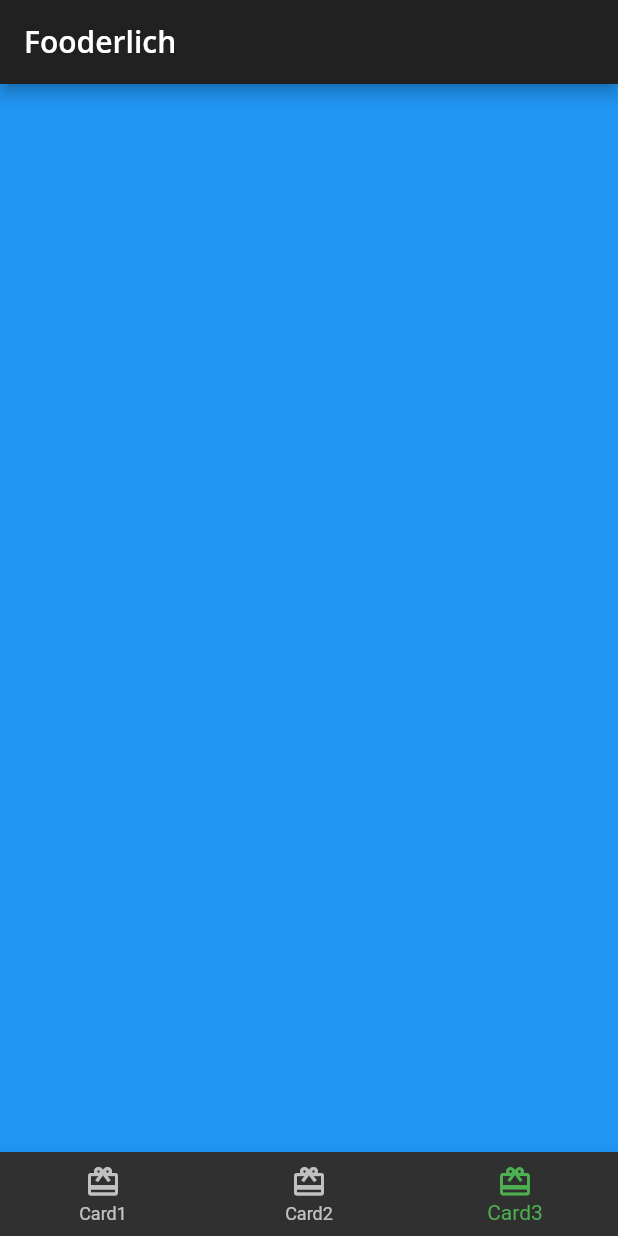
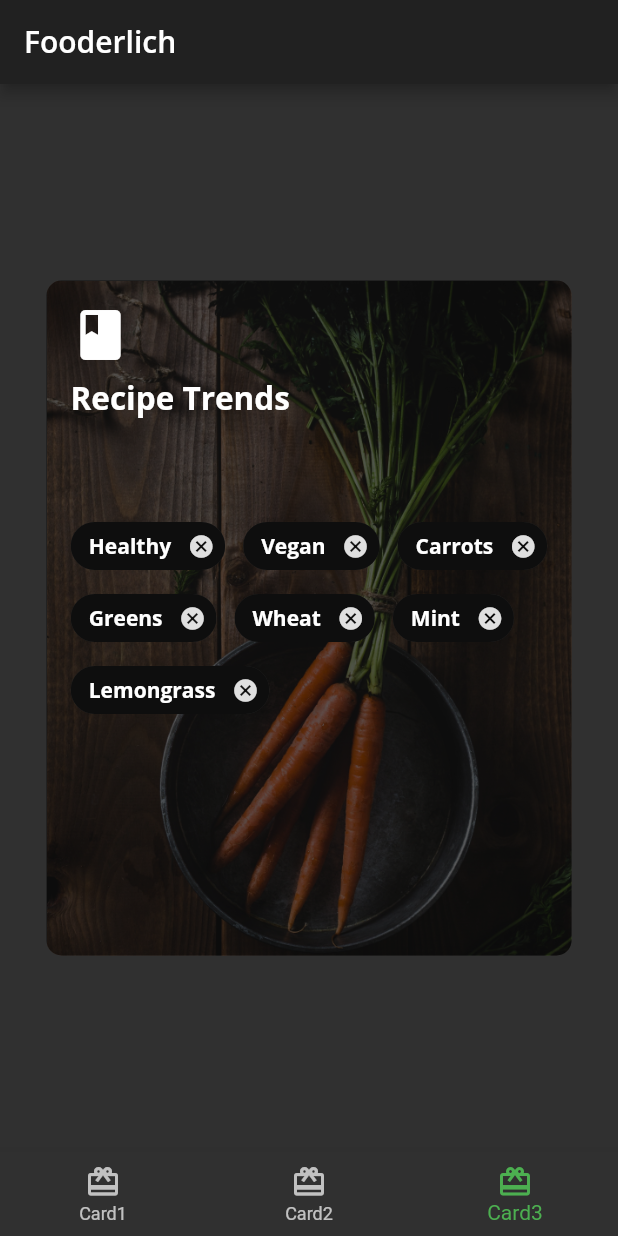
Before and after one commit to luqmanrasat/learning-flutter, a Flutter app: the screen it shows after launch, item 3 of the bottom bar chosen, on a phone screen of 412 x 824 dp. Run offline on Flutter 3.47's test engine with Material 2 defaults, Android fonts, the phone set to English and light mode, and no system bars; our stand-ins replace google_fonts; project files that could hold a hidden picture were left out.

Commit message:
add card3

```diff
--- a/fooderlich/lib/card3.dart
+++ b/fooderlich/lib/card3.dart
@@ -0,0 +1,132 @@
+import 'package:flutter/material.dart';
+import 'fooderlich_theme.dart';
+
+class Card3 extends StatelessWidget {
+  const Card3({Key? key}) : super(key: key);
+
+  @override
+  Widget build(BuildContext context) {
+    return Center(
+      child: Container(
+        constraints: const BoxConstraints.expand(
+          width: 350,
+          height: 450,
+        ),
+        decoration: const BoxDecoration(
+          image: DecorationImage(
+            image: AssetImage('assets/mag2.png'),
+            fit: BoxFit.cover,
+          ),
+          borderRadius: BorderRadius.all(Radius.circular(10.0)),
+        ),
+        child: Stack(
+          children: [
+            Container(
+              decoration: BoxDecoration(
+                color: Colors.black.withOpacity(0.6),
+                borderRadius: const BorderRadius.all(Radius.circular(10.0)),
+              ),
+            ),
+            Container(
+              padding: const EdgeInsets.all(16),
+              child: Column(
+                crossAxisAlignment: CrossAxisAlignment.start,
+                children: [
+                  const Icon(
+                    Icons.book,
+                    color: Colors.white,
+                    size: 40,
+                  ),
+                  const SizedBox(height: 8),
+                  Text(
+                    'Recipe Trends',
+                    style: FooderlichTheme.darkTextTheme.headline2,
+                  ),
+                  const SizedBox(height: 30),
+                ],
+              ),
+            ),
+            Center(
+              child: Wrap(
+                alignment: WrapAlignment.start,
+                spacing: 12,
+                children: [
+                  Chip(
+                    label: Text(
+                      'Healthy',
+                      style: FooderlichTheme.darkTextTheme.bodyText1,
+                    ),
+                    backgroundColor: Colors.black.withOpacity(0.7),
+                    onDeleted: () {
+                      print('delete');
+                    },
+                  ),
+                  Chip(
+                    label: Text(
+                      'Vegan',
+                      style: FooderlichTheme.darkTextTheme.bodyText1,
+                    ),
+                    backgroundColor: Colors.black.withOpacity(0.7),
+                    onDeleted: () {
+                      print('delete');
+                    },
+                  ),
+                  Chip(
+                    label: Text(
+                      'Carrots',
+                      style: FooderlichTheme.darkTextTheme.bodyText1,
+                    ),
+                    backgroundColor: Colors.black.withOpacity(0.7),
+                    onDeleted: () {
+                      print('delete');
+                    },
+                  ),
+                  Chip(
+                    label: Text(
+                      'Greens',
+                      style: FooderlichTheme.darkTextTheme.bodyText1,
+                    ),
+                    backgroundColor: Colors.black.withOpacity(0.7),
+                    onDeleted: () {
+                      print('delete');
+                    },
+                  ),
+                  Chip(
+                    label: Text(
+                      'Wheat',
+                      style: FooderlichTheme.darkTextTheme.bodyText1,
+                    ),
+                    backgroundColor: Colors.black.withOpacity(0.7),
+                    onDeleted: () {
+                      print('delete');
+                    },
+                  ),
+                  Chip(
+                    label: Text(
+                      'Mint',
+                      style: FooderlichTheme.darkTextTheme.bodyText1,
+                    ),
+                    backgroundColor: Colors.black.withOpacity(0.7),
+                    onDeleted: () {
+                      print('delete');
+                    },
+                  ),
+                  Chip(
+                    label: Text(
+                      'Lemongrass',
+                      style: FooderlichTheme.darkTextTheme.bodyText1,
+                    ),
+                    backgroundColor: Colors.black.withOpacity(0.7),
+                    onDeleted: () {
+                      print('delete');
+                    },
+                  ),
+                ],
+              ),
+            ),
+          ],
+        ),
+      ),
+    );
+  }
+}
--- a/fooderlich/lib/home.dart
+++ b/fooderlich/lib/home.dart
@@ -1,6 +1,7 @@
 import 'package:flutter/material.dart';
 import 'card1.dart';
 import 'card2.dart';
+import 'card3.dart';
 
 class Home extends StatefulWidget {
   const Home({Key? key}) : super(key: key);
@@ -15,7 +16,7 @@ class _HomeState extends State<Home> {
   static List<Widget> pages = <Widget>[
     const Card1(),
     const Card2(),
-    //  TODO: Replace with Card3
+    const Card3(),
     Container(color: Colors.blue),
   ];
 
```
